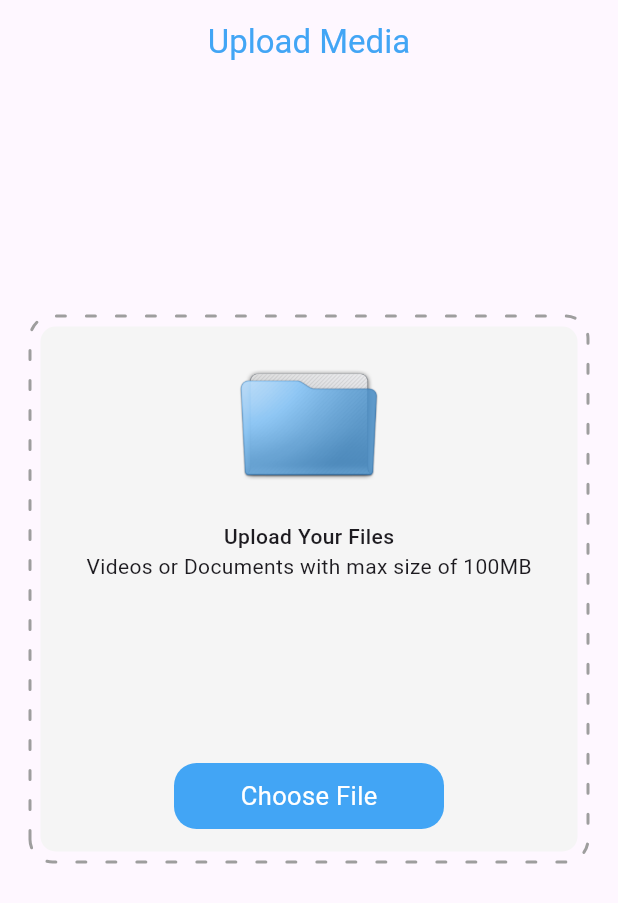
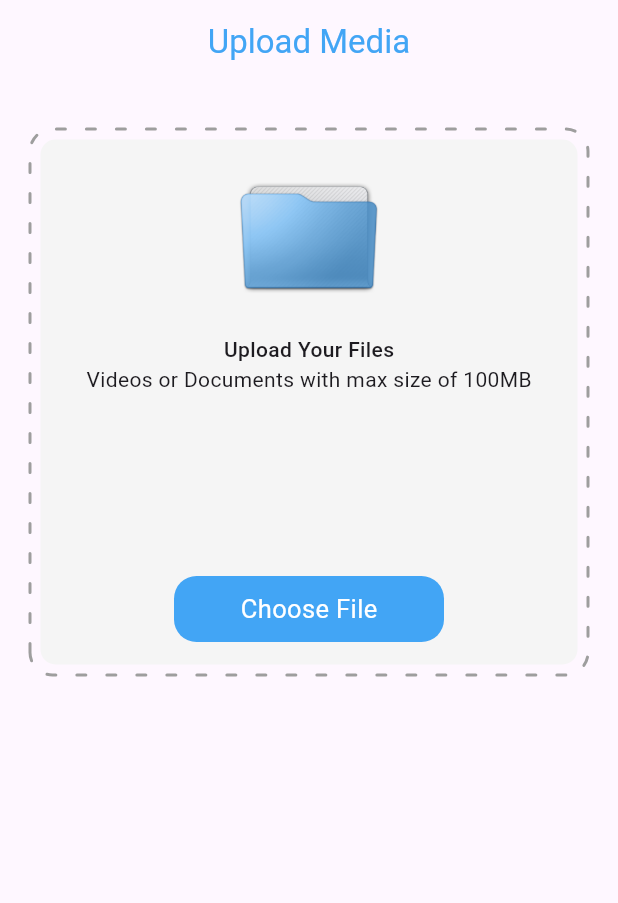
Before and after one commit to AbhinandhanaPU/Media_Upload, a Flutter app: the screen it shows after launch, on a phone screen of 412 x 824 dp. Shown: the top 903 px of the screen. Run offline on Flutter 3.47's test engine with Material 3 defaults, Android fonts, the phone set to English and light mode, and no system bars; drawn by our look-alikes of dotted_border; our stand-ins replace connectivity_plus, dio, file_picker, flutter_local_notifications, fluttertoast, get and 1 more; accounts and stored records are empty.

Commit message:
retry uploads

```diff
--- a/lib/main.dart
+++ b/lib/main.dart
@@ -1,7 +1,7 @@
 import 'package:flutter/material.dart';
 import 'package:get/get.dart';
 import 'package:media_upload/supabase_config.dart';
-import 'package:media_upload/view/uploading_screen.dart';
+import 'package:media_upload/view/uploading_screen/uploading_screen.dart';
 
 Future<void> main() async {
   WidgetsFlutterBinding.ensureInitialized();
--- /dev/null
+++ b/lib/model/failed_uploads.dart
@@ -0,0 +1,17 @@
+import 'package:get/get.dart';
+
+class FailedUpload {
+  String fileName;
+  String filePath;
+  String fileSize;
+  String errorMessage;
+  RxBool isVisible; // Make this reactive
+
+  FailedUpload({
+    required this.fileName,
+    required this.filePath,
+    required this.fileSize,
+    required this.errorMessage,
+    bool? visible,
+  }) : isVisible = (visible ?? true).obs; // Initialize as observable
+}
--- a/lib/view/uploading_screen.dart
+++ /dev/null
@@ -1,97 +0,0 @@
-import 'package:dotted_border/dotted_border.dart';
-import 'package:flutter/material.dart';
-import 'package:get/get.dart';
-import 'package:media_upload/controller/uploader_controller.dart';
-import 'package:media_upload/view/widgets/custom_button.dart';
-import 'package:media_upload/view/widgets/progress_bar.dart';
-
-class UploadScreen extends StatelessWidget {
-  UploadScreen({super.key});
-  final UploaderController uploaderController = Get.put(UploaderController());
-
-  @override
-  Widget build(BuildContext context) {
-    return Scaffold(
-      appBar: AppBar(
-        title: const Text('Upload Media'),
-        centerTitle: true,
-        foregroundColor: Colors.blue[400],
-      ),
-      body: Padding(
-        padding: const EdgeInsets.only(left: 20, right: 20, top: 30),
-        child: Column(
-          mainAxisAlignment: MainAxisAlignment.spaceEvenly,
-          children: [
-            Center(
-              child: DottedBorder(
-                dashPattern: const [6, 14],
-                strokeWidth: 2,
-                color: Colors.grey,
-                strokeCap: StrokeCap.round,
-                borderType: BorderType.RRect,
-                radius: const Radius.circular(15),
-                child: Container(
-                  margin:
-                      const EdgeInsets.symmetric(horizontal: 5, vertical: 5),
-                  height: 350,
-                  width: double.infinity,
-                  decoration: BoxDecoration(
-                    color: Colors.grey.shade100,
-                    borderRadius: BorderRadius.circular(10),
-                  ),
-                  child: Center(
-                    child: Column(
-                      mainAxisAlignment: MainAxisAlignment.center,
-                      children: [
-                        const SizedBox(height: 15),
-                        Image.asset(
-                          'asset/file.png',
-                          height: 100,
-                        ),
-                        const SizedBox(height: 15),
-                        const Text(
-                          'Upload Your Files',
-                          style: TextStyle(fontWeight: FontWeight.w500),
-                        ),
-                        const Text(
-                          'Videos or Documents with max size of 100MB',
-                          style: TextStyle(fontWeight: FontWeight.w400),
-                        ),
-                        const Spacer(),
-                        Padding(
-                          padding: const EdgeInsets.only(
-                            bottom: 15,
-                            top: 10,
-                          ),
-                          child: GestureDetector(
-                            onTap: () async {
-                              await uploaderController.pickFile(context);
-                            },
-                            child: const CustomButton(
-                              width: 180,
-                              height: 80,
-                              text: 'Choose File',
-                            ),
-                          ),
-                        ),
-                      ],
-                    ),
-                  ),
-                ),
-              ),
-            ),
-            Obx(() {
-              return uploaderController.fileName.value != ''
-                  ? ProgressBar(
-                      context: context,
-                      value: uploaderController.progressData.value,
-                      fileName: uploaderController.fileName.string,
-                    )
-                  : const SizedBox.shrink();
-            }),
-          ],
-        ),
-      ),
-    );
-  }
-}
--- /dev/null
+++ b/lib/view/uploading_screen/retry_uploads.dart
@@ -0,0 +1,42 @@
+import 'package:flutter/material.dart';
+import 'package:get/get.dart';
+import 'package:media_upload/controller/uploader_controller.dart';
+
+class FailedUploadsView extends StatelessWidget {
+  FailedUploadsView({super.key});
+
+  final UploaderController controller = Get.find<UploaderController>();
+
+  @override
+  Widget build(BuildContext context) {
+    return Obx(
+      () => ListView.builder(
+        itemCount: controller.failedUploads.length,
+        itemBuilder: (context, index) {
+          final failedFile = controller.failedUploads[index];
+
+          return Obx(() => Visibility(
+                visible: failedFile.isVisible.value, // Use .value for RxBool
+                child: ListTile(
+                  contentPadding: const EdgeInsets.all(0),
+                  leading: const Icon(Icons.error, color: Colors.red),
+                  title: Text(failedFile.fileName),
+                  subtitle: Padding(
+                    padding: const EdgeInsets.only(top: 8.0),
+                    child: Text('File size: ${failedFile.fileSize}'),
+                  ),
+                  trailing: IconButton(
+                    onPressed: () =>
+                        controller.retryUpload(failedFile, context),
+                    icon: const Icon(
+                      Icons.file_upload_outlined,
+                      size: 30,
+                    ),
+                  ),
+                ),
+              ));
+        },
+      ),
+    );
+  }
+}
--- /dev/null
+++ b/lib/view/uploading_screen/uploading_screen.dart
@@ -0,0 +1,127 @@
+import 'package:dotted_border/dotted_border.dart';
+import 'package:flutter/material.dart';
+import 'package:get/get.dart';
+import 'package:media_upload/controller/uploader_controller.dart';
+import 'package:media_upload/view/uploading_screen/retry_uploads.dart';
+import 'package:media_upload/view/widgets/custom_button.dart';
+import 'package:media_upload/view/widgets/progress_bar.dart';
+
+class UploadScreen extends StatelessWidget {
+  UploadScreen({super.key});
+  final UploaderController uploaderController = Get.put(UploaderController());
+
+  @override
+  Widget build(BuildContext context) {
+    return Scaffold(
+      appBar: AppBar(
+        title: const Text('Upload Media'),
+        centerTitle: true,
+        foregroundColor: Colors.blue[400],
+      ),
+      body: Padding(
+        padding: const EdgeInsets.only(left: 20, right: 20, top: 30),
+        child: Column(
+          crossAxisAlignment: CrossAxisAlignment.start,
+          children: [
+            DottedBorder(
+              dashPattern: const [6, 14],
+              strokeWidth: 2,
+              color: Colors.grey,
+              strokeCap: StrokeCap.round,
+              borderType: BorderType.RRect,
+              radius: const Radius.circular(15),
+              child: Container(
+                margin: const EdgeInsets.symmetric(horizontal: 5, vertical: 5),
+                height: 350,
+                width: double.infinity,
+                decoration: BoxDecoration(
+                  color: Colors.grey.shade100,
+                  borderRadius: BorderRadius.circular(10),
+                ),
+                child: Center(
+                  child: Obx(() {
+                    return uploaderController.fileName.value != ''
+                        ? Column(
+                            mainAxisAlignment: MainAxisAlignment.center,
+                            children: [
+                              Text(
+                                uploaderController.fileName.value,
+                                style: const TextStyle(
+                                    fontSize: 18, fontWeight: FontWeight.w500),
+                              ),
+                              const SizedBox(height: 10),
+                              Text(
+                                'File Size : ${uploaderController.fileSize}',
+                                style: const TextStyle(
+                                    fontWeight: FontWeight.w400),
+                              ),
+                              ProgressBar(
+                                context: context,
+                                value: uploaderController.progressData.value,
+                                fileName: uploaderController.fileName.string,
+                              )
+                            ],
+                          )
+                        : Column(
+                            mainAxisAlignment: MainAxisAlignment.center,
+                            children: [
+                              const SizedBox(height: 15),
+                              Image.asset(
+                                'asset/file.png',
+                                height: 100,
+                              ),
+                              const SizedBox(height: 15),
+                              const Text(
+                                'Upload Your Files',
+                                style: TextStyle(fontWeight: FontWeight.w500),
+                              ),
+                              const Text(
+                                'Videos or Documents with max size of 100MB',
+                                style: TextStyle(fontWeight: FontWeight.w400),
+                              ),
+                              const Spacer(),
+                              Padding(
+                                padding: const EdgeInsets.only(
+                                  bottom: 15,
+                                  top: 10,
+                                ),
+                                child: GestureDetector(
+                                  onTap: () async {
+                                    await uploaderController.pickFile(context);
+                                  },
+                                  child: const CustomButton(
+                                    width: 180,
+                                    height: 80,
+                                    text: 'Choose File',
+                                  ),
+                                ),
+                              ),
+                            ],
+                          );
+                  }),
+                ),
+              ),
+            ),
+            Obx(() {
+              return uploaderController.failedUploads.isNotEmpty
+                  ? Padding(
+                      padding: const EdgeInsets.only(top: 50, bottom: 15),
+                      child: Text(
+                        'Failed Uploads',
+                        style: TextStyle(
+                            fontSize: 20,
+                            fontWeight: FontWeight.w500,
+                            color: Colors.blue[500]),
+                      ),
+                    )
+                  : const SizedBox.shrink();
+            }),
+            Expanded(
+              child: FailedUploadsView(),
+            ),
+          ],
+        ),
+      ),
+    );
+  }
+}
```
Also changed, not shown: lib/controller/uploader_controller.dart (+52 -23 lines).
